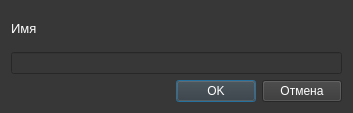
This is ui/dialogs/user_registration.ui in Protocs/OkayMoney as Qt 5 draws it before an edit. The edited form follows.
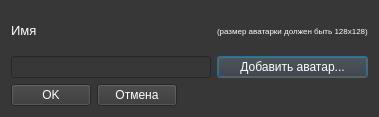
This is the edited form.

Commit message: Добавлена кнопка добавления аватара в дизайн user_registration.ui

What changed in the file:
```diff
--- a/ui/dialogs/user_registration.ui
+++ b/ui/dialogs/user_registration.ui
@@ -9,8 +9,8 @@
    <rect>
     <x>0</x>
     <y>0</y>
-    <width>353</width>
-    <height>113</height>
+    <width>379</width>
+    <height>117</height>
    </rect>
   </property>
   <property name="windowTitle">
@@ -30,6 +30,9 @@
          <pointsize>10</pointsize>
         </font>
        </property>
+       <property name="styleSheet">
+        <string notr="true"/>
+       </property>
        <property name="text">
         <string>Имя</string>
        </property>
@@ -38,10 +41,43 @@
      <item row="1" column="0">
       <widget class="QLineEdit" name="name"/>
      </item>
+     <item row="1" column="1">
+      <widget class="QPushButton" name="add_avatar_btn">
+       <property name="text">
+        <string>Добавить аватар...</string>
+       </property>
+      </widget>
+     </item>
+     <item row="0" column="1">
+      <widget class="QLabel" name="label_2">
+       <property name="font">
+        <font>
+         <pointsize>6</pointsize>
+        </font>
+       </property>
+       <property name="text">
+        <string>(размер аватарки должен быть 128x128)</string>
+       </property>
+      </widget>
+     </item>
     </layout>
    </item>
    <item>
     <layout class="QHBoxLayout" name="horizontalLayout">
+     <item>
+      <widget class="QPushButton" name="ok_button">
+       <property name="text">
+        <string>OK</string>
+       </property>
+      </widget>
+     </item>
+     <item>
+      <widget class="QPushButton" name="cancel_button">
+       <property name="text">
+        <string>Отмена</string>
+       </property>
+      </widget>
+     </item>
      <item>
       <spacer name="horizontalSpacer">
        <property name="orientation">
@@ -55,20 +91,6 @@
        </property>
       </spacer>
      </item>
-     <item>
-      <widget class="QPushButton" name="ok_button">
-       <property name="text">
-        <string>OK</string>
-       </property>
-      </widget>
-     </item>
-     <item>
-      <widget class="QPushButton" name="cancel_button">
-       <property name="text">
-        <string>Отмена</string>
-       </property>
-      </widget>
-     </item>
     </layout>
    </item>
   </layout>
```
